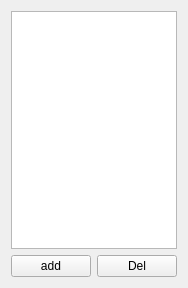
This is src/playlist.ui in hutchgrant/beagleplayer as Qt 5 draws it before an edit. The edited form follows.
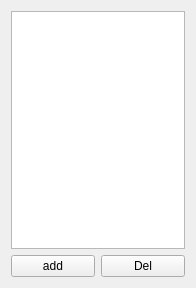
This is the edited form.

What changed in the file:
```diff
--- a/src/playlist.ui
+++ b/src/playlist.ui
@@ -6,7 +6,7 @@
    <rect>
     <x>0</x>
     <y>0</y>
-    <width>176</width>
+    <width>196</width>
     <height>288</height>
    </rect>
   </property>
```
Left out of the diff: 4 changed lines with no effect on the pictures.
